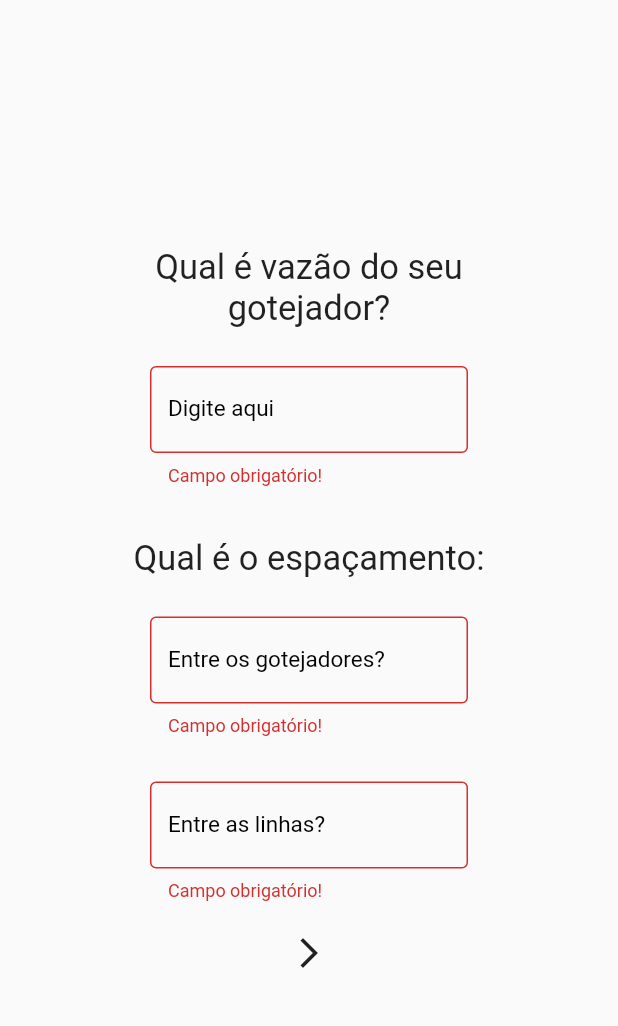
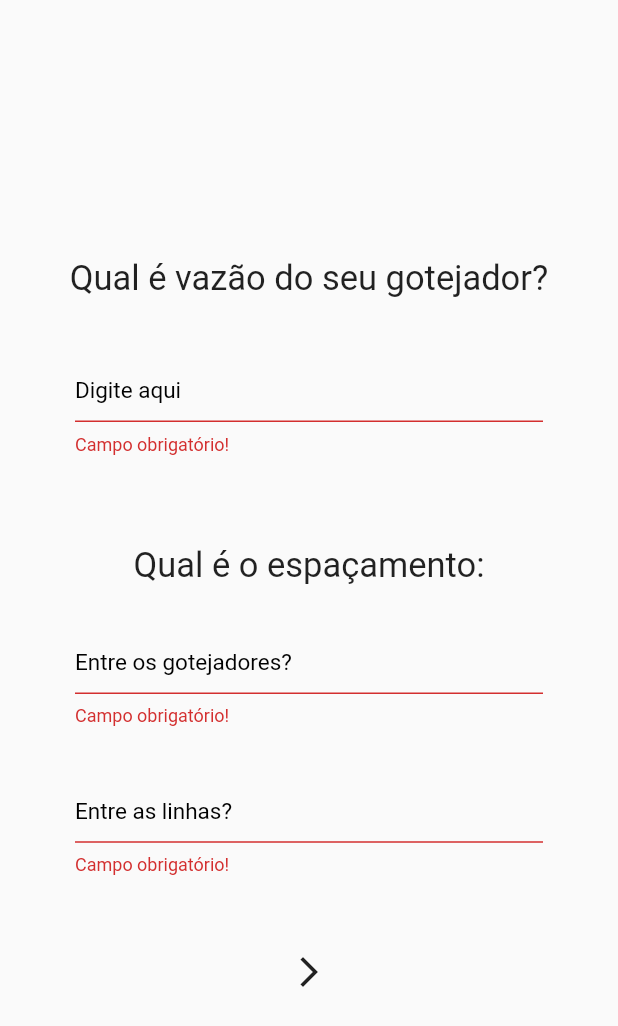
Before and after one commit to r41l1m4/chico_dagua, a Flutter app: the IrrQuery screen opened directly, after a tap on the "arrow forward ios" icon, on a phone screen of 412 x 824 dp. Shown: the top 1026 px of the screen. Run offline on Flutter 3.47's test engine with Material 2 defaults, Android fonts, the phone set to English and light mode, and no system bars.

Commit message:
code refactor

```diff
--- a/lib/ui/city_query.dart
+++ b/lib/ui/city_query.dart
@@ -15,9 +15,8 @@ class _CityQueryState extends State<CityQuery> {
   @override
   Widget build(BuildContext context) {
     return Scaffold(
-      body: SingleChildScrollView(
-        child: Padding(
-          padding: EdgeInsets.only(top: 270.0),
+      body: Center(
+        child: SingleChildScrollView(
           child: Column(
             children: <Widget>[
               Container(
--- a/lib/ui/history_page.dart
+++ b/lib/ui/history_page.dart
@@ -71,12 +71,12 @@ class _HistoryPageState extends State<HistoryPage> {
     return ListView.builder(
       itemCount: history.length,
       itemBuilder: (context, index) {
-        return histCard(context, index, history);
+        return histCard(context, index, history.reversed);
       },
     );
   }
 
-  Widget histCard(BuildContext context, int index, List history) {
+  Widget histCard(BuildContext context, int index, Iterable history) {
     Map act = history.elementAt(index);
     String tmStamp = act.values.elementAt(0); //recebe o tempo em texto
     String cult = act.values.elementAt(1);
--- a/lib/ui/home_page.dart
+++ b/lib/ui/home_page.dart
@@ -137,7 +137,7 @@ class _HomePageState extends State<HomePage> {
     return showAboutDialog(
       context: context,
       applicationName: "Chico d'Água",
-      applicationVersion: "v1.1.3",
+      applicationVersion: "v1.1.4",
       applicationIcon: Image.asset("imgs/cda.png", height: 55.0, width: 55.0,),
       children: <Widget>[
         Text("Este app é parte resultante do projeto de extensão \"Chico d'Água\" "
--- a/lib/ui/irr_query.dart
+++ b/lib/ui/irr_query.dart
@@ -20,111 +20,32 @@ class _IrrQueryState extends State<IrrQuery> {
   @override
   Widget build(BuildContext context) {
     return Scaffold(
-      body: SingleChildScrollView(
-        padding: EdgeInsets.symmetric(horizontal: 50.0,vertical: 150.0),
+      body: Center(
+        child: SingleChildScrollView(
+          //padding: EdgeInsets.symmetric(horizontal: 50.0,vertical: 150.0),
           child: Form(
             key: _formKey2,
             child: Column(
               children: <Widget>[
-              Container(
-                alignment: Alignment.center,
-                padding: EdgeInsets.only(top: 15.0, bottom: 5.0),
-                child: Text(
-                  "Qual é vazão do seu gotejador?",
-                  style: TextStyle(
-                    fontSize: 23.0,
-                  ),
-                  textAlign: TextAlign.center,
-                ),
-              ),
+                _tempQuestionBox("Qual é vazão do seu gotejador?"),
                 Padding(
                   padding: EdgeInsets.symmetric(horizontal: 50.0, vertical: 20.0),
-                child: TextFormField(
-                  controller: vazController,
-                  validator: (value) {
-                    if(value.isEmpty) {
-                      return "Campo obrigatório!";
-                    }else if(value.contains(",")) {
-                      return "Decimais com \"ponto\"!";
-                    }
-                    return null;
-                  },
-                  textAlign: TextAlign.center,
-                  keyboardType: TextInputType.number,
-                  decoration: InputDecoration(
-                    suffix: Text("l/h"),
-                    labelText: "Digite aqui",
-                    labelStyle: TextStyle(color: Colors.black),
-                    border: OutlineInputBorder(),
+                  child: _tempInputBox("Digite aqui", "l/h", vazController),
                 ),
-                  style: TextStyle(
-                    color: Colors.black,
-                    fontSize: 15.0,
+                SizedBox(
+                  height: 20.0,
                 ),
-                ),
-              ),
-              Container(
-                alignment: Alignment.center,
-                padding: EdgeInsets.only(top: 15.0, bottom: 5.0),
-                child: Text(
-                  "Qual é o espaçamento:",
-                  style: TextStyle(
-                    fontSize: 23.0,
-                  ),
-                  textAlign: TextAlign.center,
-                ),
-              ),
+                _tempQuestionBox("Qual é o espaçamento:"),
                 Padding(
-                padding: EdgeInsets.symmetric(horizontal: 50.0, vertical: 20.0),
-                child: TextFormField(
-                  controller: espGotController,
-                  validator: (value) {
-                    if(value.isEmpty) {
-                      return "Campo obrigatório!";
-                    }else if(value.contains(",")) {
-                      return "Decimais com \"ponto\"!";
-                    }
-                    return null;
-                  },
-                  textAlign: TextAlign.center,
-                  keyboardType: TextInputType.number,
-                  decoration: InputDecoration(
-                    suffix: Text("cm"),
-                    labelText: "Entre os gotejadores?",
-                    labelStyle: TextStyle(color: Colors.black),
-                    border: OutlineInputBorder(),
-                  ),
-                  style: TextStyle(
-                    color: Colors.black,
-                    fontSize: 15.0,
-                  ),
-                ),
+                  padding: EdgeInsets.symmetric(horizontal: 50.0, vertical: 10.0),
+                  child: _tempInputBox("Entre os gotejadores?", "cm", espGotController),
                 ),
                 Padding(
                   padding: EdgeInsets.symmetric(horizontal: 50.0, vertical: 10.0),
-                child: TextFormField(
-                  controller: espLinController,
-                  validator: (value) {
-                    if(value.isEmpty) {
-                      return "Campo obrigatório!";
-                    }else if(value.contains(",")) {
-                      return "Decimais com \"ponto\"!";
-                    }
-                    return null;
-                  },
-                  textAlign: TextAlign.center,
-                  keyboardType: TextInputType.number,
-                  decoration: InputDecoration(
-                    suffix: Text("cm"),
-                    labelText: "Entre as linhas?",
-                    labelStyle: TextStyle(color: Colors.black),
-                    border: OutlineInputBorder(),
+                  child: _tempInputBox("Entre as linhas?", "cm", espLinController),
                 ),
-                  style: TextStyle(
-                    color: Colors.black,
-                    fontSize: 15.0,
-                  ),
-                ),
+                SizedBox(
+                  height: 30.0,
                 ),
                 IconButton(
                   highlightColor: Colors.lightBlueAccent[400],
@@ -143,6 +64,47 @@ class _IrrQueryState extends State<IrrQuery> {
             ),
           ),
         ),
+      ),
+    );
+  }
+
+  Widget _tempInputBox(label, suffix, controller) {
+    return TextFormField(
+      controller: controller,
+      validator: (value) {
+        if(value.isEmpty) {
+          return "Campo obrigatório!";
+        }else if(value.contains(",")) {
+          return "Decimais com \"ponto\"!";
+        }
+        return null;
+      },
+      textAlign: TextAlign.center,
+      keyboardType: TextInputType.number,
+      decoration: InputDecoration(
+        suffix: Text("$suffix"),
+        labelText: "$label",
+        alignLabelWithHint: true,
+        labelStyle: TextStyle(color: Colors.black),
+      ),
+      style: TextStyle(
+        color: Colors.black,
+        fontSize: 15.0,
+      ),
+    );
+  }
+
+  Widget _tempQuestionBox(question) {
+    return Container(
+      alignment: Alignment.center,
+      padding: EdgeInsets.only(top: 20.0, bottom: 5.0),
+      child: Text(
+        "$question",
+        style: TextStyle(
+          fontSize: 23.0,
+        ),
+        textAlign: TextAlign.center,
+      ),
     );
   }
 }
```
Also changed, not shown: lib/ui/cult_query.dart (+27 -26 lines), lib/ui/eto_page.dart (+6 -3 lines), lib/ui/kc_page.dart (+5 -2 lines). Lines whose indentation alone changed are shown as unchanged.
